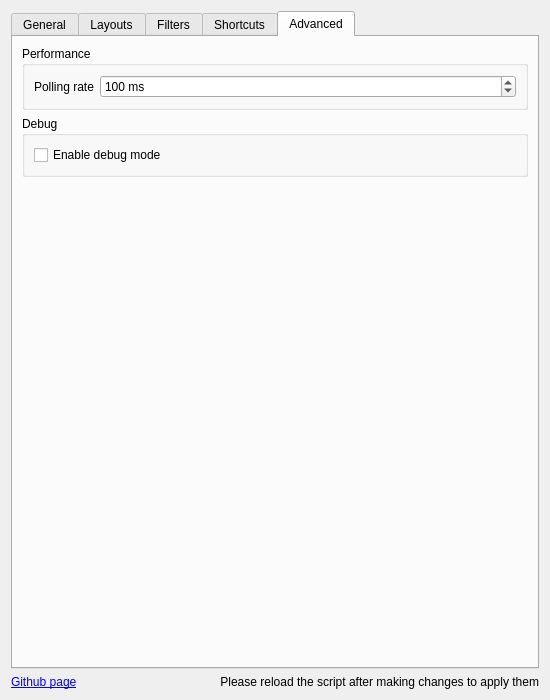
gerritdevriese/kzones, file src/contents/ui/config.ui: the form before one commit.
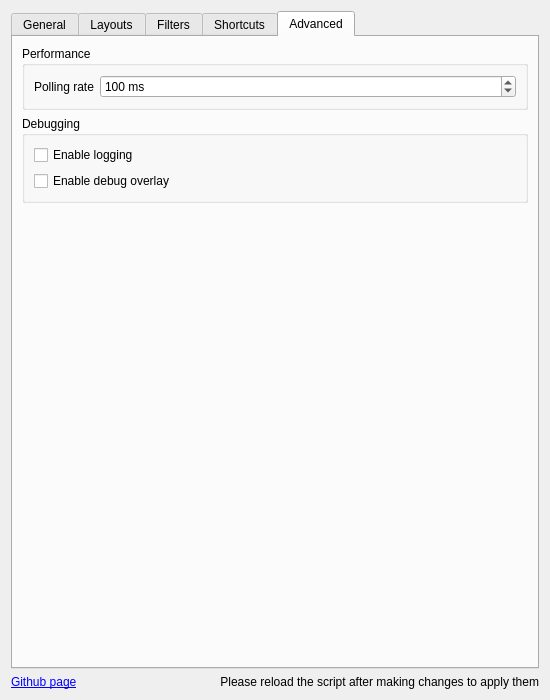
The form after the commit. The open tabs and pages were chosen to show the change. Icons and pictures are not drawn.

Commit message: Split debug mode into logging and overlay

Diff of the .ui file:
```diff
--- a/src/contents/ui/config.ui
+++ b/src/contents/ui/config.ui
@@ -575,7 +575,7 @@
          <item>
           <widget class="QGroupBox" name="groupBox_debug">
            <property name="title">
-            <string>Debug</string>
+            <string>Debugging</string>
            </property>
            <layout class="QVBoxLayout" name="verticalLayout_17">
             <item>
@@ -587,7 +587,20 @@
                </sizepolicy>
               </property>
               <property name="text">
-               <string>Enable debug mode</string>
+               <string>Enable logging</string>
+              </property>
+             </widget>
+            </item>
+            <item>
+             <widget class="QCheckBox" name="kcfg_enableDebugOverlay">
+              <property name="sizePolicy">
+               <sizepolicy hsizetype="Minimum" vsizetype="Minimum">
+                <horstretch>0</horstretch>
+                <verstretch>0</verstretch>
+               </sizepolicy>
+              </property>
+              <property name="text">
+               <string>Enable debug overlay</string>
               </property>
              </widget>
             </item>
```
Left out of the diff: 2 changed lines with no effect on the pictures. The commit also changes 3 other files.
